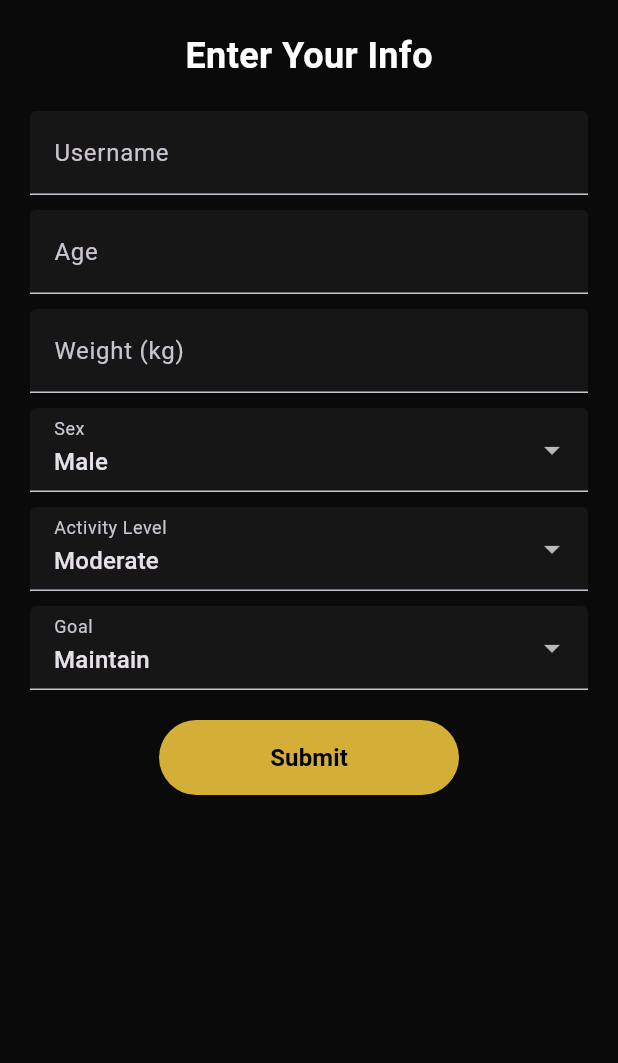
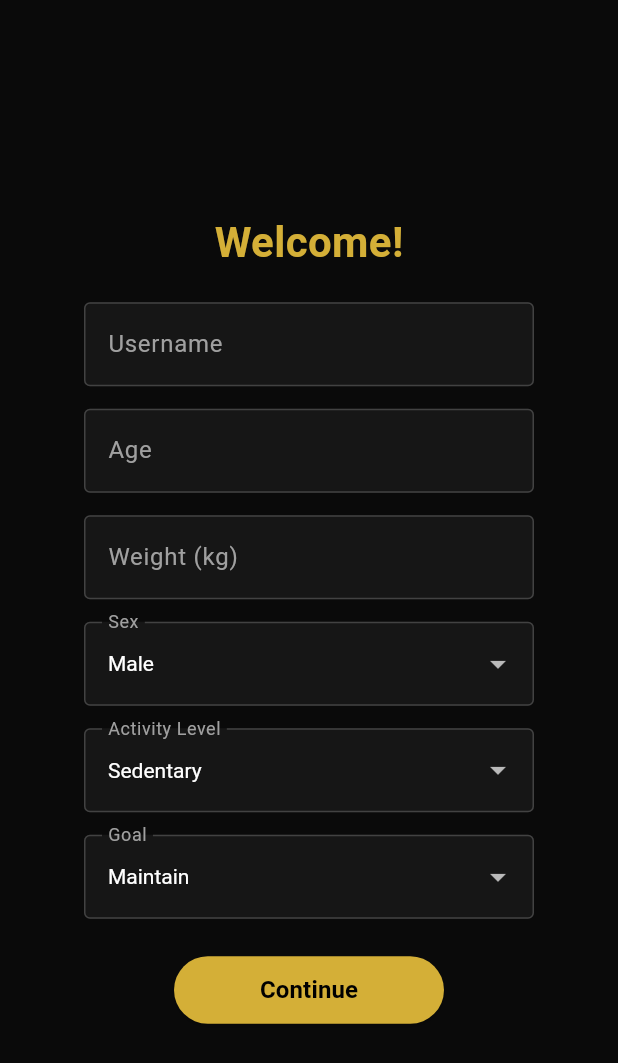
Before and after one commit to ArtemiiM67/FitModeProject, a Flutter app: the screen it shows after launch, on a phone screen of 412 x 824 dp. Shown: the top 1063 px of the screen. Run offline on Flutter 3.47's test engine with Material 3 defaults, Android fonts, the phone set to English and light mode, and no system bars; accounts and stored records are empty.

Commit message:
Very well developed home page

```diff
--- a/fitmode/lib/main.dart
+++ b/fitmode/lib/main.dart
@@ -1,23 +1,55 @@
 import 'package:flutter/material.dart';
-import 'theme.dart';
 import 'screens/user_input_screen.dart';
 import 'screens/home_screen.dart';
 import 'models/user.dart';
+import 'theme.dart';
 
 void main() {
   runApp(const FitModeApp());
 }
 
-class FitModeApp extends StatelessWidget {
+class FitModeApp extends StatefulWidget {
   const FitModeApp({super.key});
+
+  @override
+  State<FitModeApp> createState() => _FitModeAppState();
+}
+
+class _FitModeAppState extends State<FitModeApp> {
+  User? _user;
+
+  void _onUserComplete(User user) {
+    setState(() {
+      _user = user;
+    });
+  }
 
   @override
   Widget build(BuildContext context) {
     return MaterialApp(
       debugShowCheckedModeBanner: false,
       title: 'FitMode',
-      theme: AppTheme.lightTheme,
-      home: const UserInputScreen(), // Start with user info screen
+      theme: ThemeData.dark().copyWith(
+        primaryColor: AppTheme.accentGold,
+        inputDecorationTheme: InputDecorationTheme(
+          focusedBorder: OutlineInputBorder(
+            borderSide: BorderSide(color: AppTheme.accentGold, width: 2),
+          ),
+          enabledBorder: OutlineInputBorder(
+            borderSide: BorderSide(color: Colors.grey.shade800, width: 1),
+          ),
+          labelStyle: TextStyle(color: AppTheme.textSecondary),
+          hintStyle: TextStyle(color: AppTheme.textSecondary),
+        ),
+        textSelectionTheme: TextSelectionThemeData(
+          cursorColor: AppTheme.accentGold,
+          selectionColor: AppTheme.accentGold.withOpacity(0.3),
+          selectionHandleColor: AppTheme.accentGold,
+        ),
+      ),
+      home: _user == null
+        ? UserInputScreen(onComplete: _onUserComplete)
+        : HomeScreen(user: _user!),
     );
   }
 }
--- a/fitmode/lib/screens/home_screen.dart
+++ b/fitmode/lib/screens/home_screen.dart
@@ -215,26 +215,30 @@ class _HomeScreenState extends State<HomeScreen> {
 
               const SizedBox(height: 15),
 
-              // Macros: 2x2 fixed size
+
+              // Macros centered grid (2×2)
               Column(
                 children: [
                   Row(
-                    mainAxisAlignment: MainAxisAlignment.spaceBetween,
+                    mainAxisAlignment: MainAxisAlignment.center,
                     children: [
                       _buildMacroCard("Calories", remainingMacros["Calories"]!),
+                      const SizedBox(width: 12),
                       _buildMacroCard("Protein", remainingMacros["Protein"]!),
                     ],
                   ),
-                  const SizedBox(height: 8),
+                  const SizedBox(height: 12),
                   Row(
-                    mainAxisAlignment: MainAxisAlignment.spaceBetween,
+                    mainAxisAlignment: MainAxisAlignment.center,
                     children: [
                       _buildMacroCard("Fat", remainingMacros["Fat"]!),
+                      const SizedBox(width: 12),
                       _buildMacroCard("Carbs", remainingMacros["Carbs"]!),
                     ],
                   ),
                 ],
               ),
+
 
               const SizedBox(height: 15),
 
--- a/fitmode/lib/screens/user_input_screen.dart
+++ b/fitmode/lib/screens/user_input_screen.dart
@@ -1,10 +1,10 @@
 import 'package:flutter/material.dart';
 import '../models/user.dart';
-import 'home_screen.dart';
 import '../theme.dart';
 
 class UserInputScreen extends StatefulWidget {
-  const UserInputScreen({super.key});
+  final Function(User) onComplete;
+  const UserInputScreen({super.key, required this.onComplete});
 
   @override
   State<UserInputScreen> createState() => _UserInputScreenState();
@@ -12,132 +12,216 @@ class UserInputScreen extends StatefulWidget {
 
 class _UserInputScreenState extends State<UserInputScreen> {
   final _formKey = GlobalKey<FormState>();
-  final TextEditingController usernameController = TextEditingController();
-  final TextEditingController ageController = TextEditingController();
-  final TextEditingController weightController = TextEditingController();
-  String sex = "Male";
-  String activityLevel = "Moderate";
-  String goal = "Maintain";
 
-  void _submit() {
-    if (_formKey.currentState!.validate()) {
-      final user = User(
-        username: usernameController.text,
-        age: int.parse(ageController.text),
-        weight: double.parse(weightController.text),
-        sex: sex,
-        activityLevel: activityLevel,
-        goal: goal,
-      );
+  // Controllers
+  final TextEditingController _usernameController = TextEditingController();
+  final TextEditingController _ageController = TextEditingController();
+  final TextEditingController _weightController = TextEditingController();
 
-      // Navigate to HomeScreen with calculated macros
-      Navigator.pushReplacement(
-        context,
-        MaterialPageRoute(
-          builder: (context) => HomeScreen(user: user),
-        ),
-      );
-    }
-  }
+  String sex = 'Male';
+  String activityLevel = 'Sedentary';
+  String goal = 'Maintain';
 
   @override
   Widget build(BuildContext context) {
     return Scaffold(
       backgroundColor: AppTheme.bgColor,
-      body: SafeArea(
-        child: Padding(
+      body: Center(
+        child: SingleChildScrollView(
           padding: const EdgeInsets.all(20),
-          child: SingleChildScrollView(
+          child: ConstrainedBox(
+            constraints: const BoxConstraints(maxWidth: 300),
             child: Form(
               key: _formKey,
               child: Column(
+                mainAxisAlignment: MainAxisAlignment.center,
                 children: [
-                  const Text(
-                    "Enter Your Info",
-                    style: TextStyle(
-                      fontSize: 24,
+                  // Welcome
+                  Text(
+                    "Welcome!",
+                    style: const TextStyle(
+                      fontSize: 28,
                       fontWeight: FontWeight.bold,
-                      color: AppTheme.textPrimary,
+                      color: AppTheme.accentGold,
                     ),
                   ),
                   const SizedBox(height: 20),
+
+                  // Username
                   TextFormField(
-                    controller: usernameController,
-                    decoration: const InputDecoration(
+                    controller: _usernameController,
+                    decoration: InputDecoration(
                       labelText: "Username",
                       filled: true,
                       fillColor: AppTheme.cardBg,
+                      border: OutlineInputBorder(
+                        borderRadius: BorderRadius.circular(12),
+                      ),
+                      focusedBorder: OutlineInputBorder(
+                        borderRadius: BorderRadius.circular(12),
+                        borderSide: BorderSide(color: AppTheme.accentGold),
+                      ),
                     ),
-                    validator: (val) => val!.isEmpty ? "Required" : null,
+                    style: const TextStyle(color: AppTheme.textPrimary),
+                    validator: (value) =>
+                        value == null || value.isEmpty ? "Enter username" : null,
                   ),
-                  const SizedBox(height: 10),
+                  const SizedBox(height: 15),
+
+                  // Age
                   TextFormField(
-                    controller: ageController,
-                    decoration: const InputDecoration(
+                    controller: _ageController,
+                    decoration: InputDecoration(
                       labelText: "Age",
                       filled: true,
                       fillColor: AppTheme.cardBg,
+                      border: OutlineInputBorder(
+                        borderRadius: BorderRadius.circular(12),
+                      ),
+                      focusedBorder: OutlineInputBorder(
+                        borderRadius: BorderRadius.circular(12),
+                        borderSide: BorderSide(color: AppTheme.accentGold),
+                      ),
                     ),
+                    style: const TextStyle(color: AppTheme.textPrimary),
                     keyboardType: TextInputType.number,
-                    validator: (val) => val!.isEmpty ? "Required" : null,
+                    validator: (value) =>
+                        value == null || value.isEmpty ? "Enter age" : null,
                   ),
-                  const SizedBox(height: 10),
+                  const SizedBox(height: 15),
+
+                  // Weight
                   TextFormField(
-                    controller: weightController,
-                    decoration: const InputDecoration(
+                    controller: _weightController,
+                    decoration: InputDecoration(
                       labelText: "Weight (kg)",
                       filled: true,
                       fillColor: AppTheme.cardBg,
+                      border: OutlineInputBorder(
+                        borderRadius: BorderRadius.circular(12),
+                      ),
+                      focusedBorder: OutlineInputBorder(
+                        borderRadius: BorderRadius.circular(12),
+                        borderSide: BorderSide(color: AppTheme.accentGold),
+                      ),
                     ),
+                    style: const TextStyle(color: AppTheme.textPrimary),
                     keyboardType: TextInputType.number,
-                    validator: (val) => val!.isEmpty ? "Required" : null,
+                    validator: (value) =>
+                        value == null || value.isEmpty ? "Enter weight" : null,
                   ),
-                  const SizedBox(height: 10),
+                  const SizedBox(height: 15),
+
+                  // Sex Dropdown
                   DropdownButtonFormField<String>(
                     value: sex,
-                    items: ["Male", "Female"].map((s) => DropdownMenuItem(value: s, child: Text(s))).toList(),
-                    onChanged: (val) => setState(() => sex = val!),
-                    decoration: const InputDecoration(
+                    decoration: InputDecoration(
                       labelText: "Sex",
                       filled: true,
                       fillColor: AppTheme.cardBg,
+                      border: OutlineInputBorder(
+                        borderRadius: BorderRadius.circular(12),
+                      ),
+                      focusedBorder: OutlineInputBorder(
+                        borderRadius: BorderRadius.circular(12),
+                        borderSide: BorderSide(color: AppTheme.accentGold),
+                      ),
                     ),
+                    style: const TextStyle(color: AppTheme.textPrimary),
+                    items: ['Male', 'Female', 'Other']
+                        .map((s) => DropdownMenuItem(
+                              value: s,
+                              child: Text(s),
+                            ))
+                        .toList(),
+                    onChanged: (val) {
+                      if (val != null) setState(() => sex = val);
+                    },
                   ),
-                  const SizedBox(height: 10),
+                  const SizedBox(height: 15),
+
+                  // Activity Level Dropdown
                   DropdownButtonFormField<String>(
                     value: activityLevel,
-                    items: ["Low", "Moderate", "High"].map((s) => DropdownMenuItem(value: s, child: Text(s))).toList(),
-                    onChanged: (val) => setState(() => activityLevel = val!),
-                    decoration: const InputDecoration(
+                    decoration: InputDecoration(
                       labelText: "Activity Level",
                       filled: true,
                       fillColor: AppTheme.cardBg,
+                      border: OutlineInputBorder(
+                        borderRadius: BorderRadius.circular(12),
+                      ),
+                      focusedBorder: OutlineInputBorder(
+                        borderRadius: BorderRadius.circular(12),
+                        borderSide: BorderSide(color: AppTheme.accentGold),
+                      ),
                     ),
+                    style: const TextStyle(color: AppTheme.textPrimary),
+                    items: ['Sedentary', 'Light', 'Moderate', 'Active', 'Very Active']
+                        .map((s) => DropdownMenuItem(
+                              value: s,
+                              child: Text(s),
+                            ))
+                        .toList(),
+                    onChanged: (val) {
+                      if (val != null) setState(() => activityLevel = val);
+                    },
                   ),
-                  const SizedBox(height: 10),
+                  const SizedBox(height: 15),
+
+                  // Goal Dropdown
                   DropdownButtonFormField<String>(
                     value: goal,
-                    items: ["Bulk", "Cut", "Maintain"].map((s) => DropdownMenuItem(value: s, child: Text(s))).toList(),
-                    onChanged: (val) => setState(() => goal = val!),
-                    decoration: const InputDecoration(
+                    decoration: InputDecoration(
                       labelText: "Goal",
                       filled: true,
                       fillColor: AppTheme.cardBg,
+                      border: OutlineInputBorder(
+                        borderRadius: BorderRadius.circular(12),
+                      ),
+                      focusedBorder: OutlineInputBorder(
+                        borderRadius: BorderRadius.circular(12),
+                        borderSide: BorderSide(color: AppTheme.accentGold),
+                      ),
                     ),
+                    style: const TextStyle(color: AppTheme.textPrimary),
+                    items: ['Maintain', 'Bulk', 'Cut']
+                        .map((s) => DropdownMenuItem(
+                              value: s,
+                              child: Text(s),
+                            ))
+                        .toList(),
+                    onChanged: (val) {
+                      if (val != null) setState(() => goal = val);
+                    },
                   ),
-                  const SizedBox(height: 20),
+                  const SizedBox(height: 25),
+
+                  // Continue Button
                   SizedBox(
-                    width: 200,
-                    height: 50,
+                    width: 180,
+                    height: 45,
                     child: ElevatedButton(
-                      onPressed: _submit,
+                      onPressed: () {
+                        if (_formKey.currentState!.validate()) {
+                          User user = User(
+                            username: _usernameController.text,
+                            age: int.parse(_ageController.text),
+                            weight: double.parse(_weightController.text),
+                            sex: sex,
+                            activityLevel: activityLevel,
+                            goal: goal,
+                          );
+                          widget.onComplete(user);
+                        }
+                      },
                       style: ElevatedButton.styleFrom(
                         backgroundColor: AppTheme.accentGold,
                         foregroundColor: Colors.black,
-                        shape: RoundedRectangleBorder(borderRadius: BorderRadius.circular(50)),
+                        shape: RoundedRectangleBorder(
+                            borderRadius: BorderRadius.circular(50)),
                       ),
                       child: const Text(
-                        "Submit",
+                        "Continue",
                         style: TextStyle(fontWeight: FontWeight.bold, fontSize: 16),
                       ),
                     ),
```
